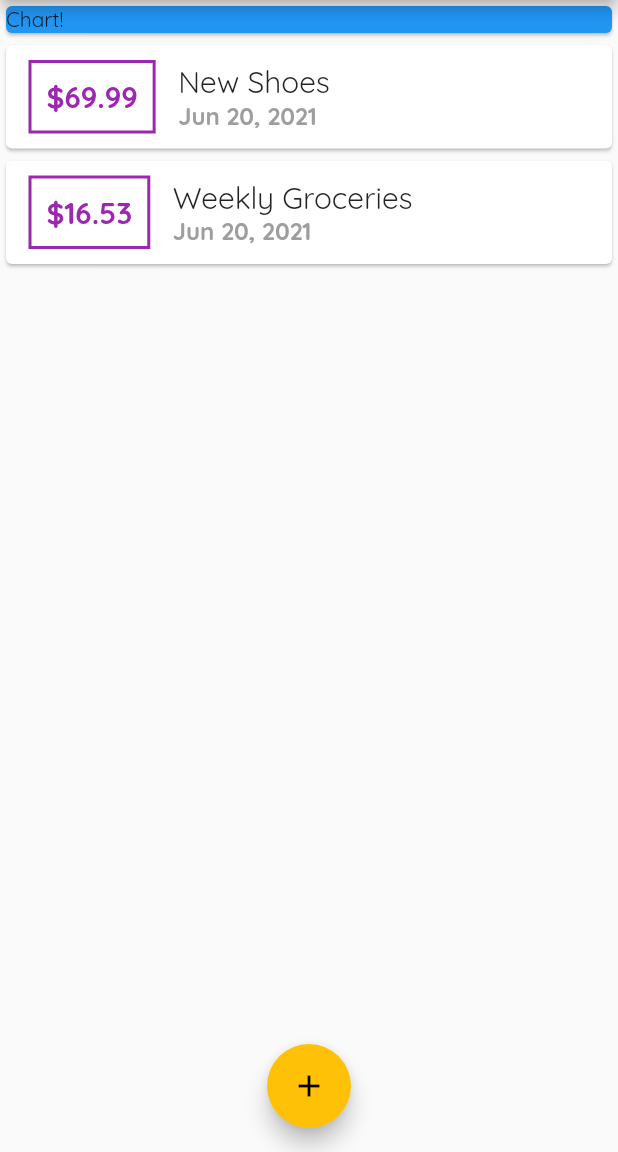
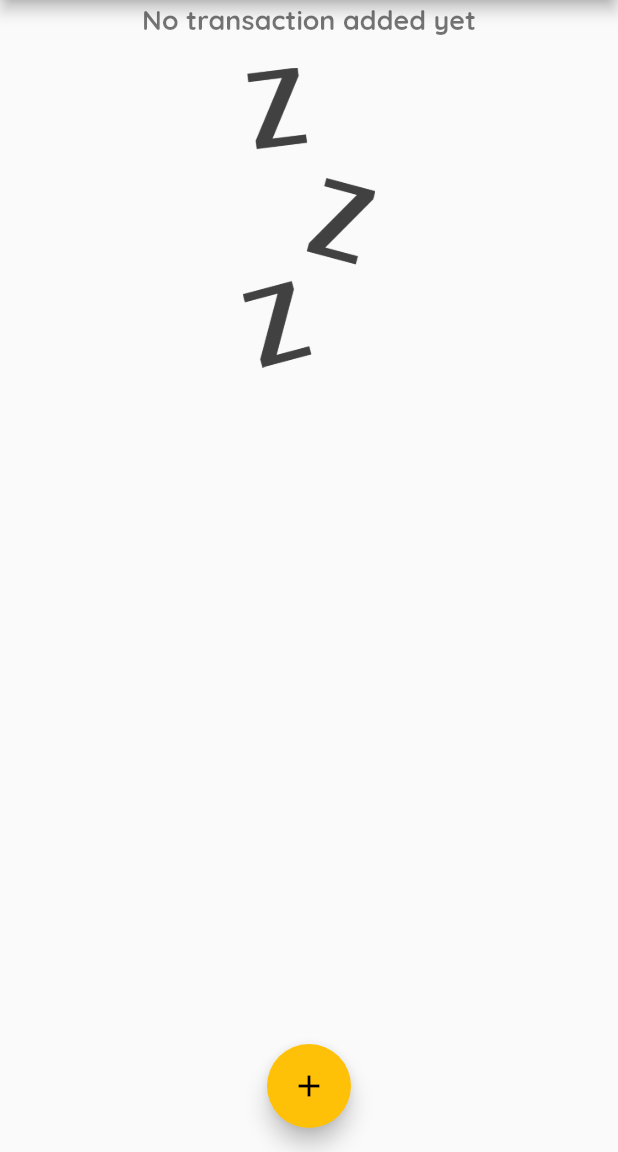
Before and after one commit to LeftTwixWand/PersonalExpences, a Flutter app: the screen it shows after launch, on a phone screen of 412 x 824 dp, the part 84-1236 px from its top. Run offline on Flutter 3.47's test engine with Material 2 defaults, Android fonts, the phone set to English and light mode, and no system bars.

Commit message:
Add image and expences calculation in chart widget

```diff
--- a/lib/main.dart
+++ b/lib/main.dart
@@ -1,4 +1,5 @@
 import 'package:flutter/material.dart';
+import './widgest/chart.dart';
 import './widgest/new_transaction.dart';
 import './widgest/transaction_list.dart';
 import './models/transaction.dart';
@@ -42,9 +43,14 @@ class MyHomePage extends StatefulWidget {
 
 class _MyHomePageState extends State<MyHomePage> {
   final List<Transaction> _userTransactions = [
-    Transaction('t1', 'New Shoes', 69.99, DateTime.now()),
-    Transaction('t2', 'Weekly Groceries', 16.53, DateTime.now()),
+    // Transaction('t1', 'New Shoes', 69.99, DateTime.now()),
+    // Transaction('t2', 'Weekly Groceries', 16.53, DateTime.now()),
   ];
+
+  List<Transaction> get _recentTransactions => _userTransactions
+      .where((item) =>
+          item.date.isAfter(DateTime.now().subtract(Duration(days: 7))))
+      .toList();
 
   void _addNewTransaction(String transactionTitle, double transactionAmount) {
     final newTransaction = Transaction(DateTime.now().toString(),
@@ -74,13 +80,7 @@ class _MyHomePageState extends State<MyHomePage> {
           child: Column(
               crossAxisAlignment: CrossAxisAlignment.stretch,
               children: <Widget>[
-                Container(
-                  width: double.infinity,
-                  child: Card(
-                    color: Colors.blue,
-                    child: Text('Chart!'),
-                  ),
-                ),
+                Chart(_recentTransactions),
                 TransactionList(_userTransactions),
               ]),
         ),
--- /dev/null
+++ b/lib/widgest/chart.dart
@@ -0,0 +1,34 @@
+import 'package:flutter/material.dart';
+import '../models/transaction.dart';
+import 'package:intl/intl.dart';
+
+class Chart extends StatelessWidget {
+  final List<Transaction> recentTransactions;
+
+  List<Map<String, Object>> get groupedTransactionValues =>
+      List.generate(7, (index) {
+        final weekDay = DateTime.now().subtract(Duration(days: index));
+        double totalSum = 0;
+
+        for (var i = 0; i < recentTransactions.length; i++) {
+          if (recentTransactions[i].date.month == weekDay.month &&
+              recentTransactions[i].date.day == weekDay.day &&
+              recentTransactions[i].date.year == weekDay.year) {
+            totalSum += recentTransactions[i].amount;
+          }
+        }
+
+        return {'day': DateFormat.E().format(weekDay), 'amount': totalSum};
+      });
+
+  Chart(this.recentTransactions);
+
+  @override
+  Widget build(BuildContext context) => Card(
+        elevation: 6,
+        margin: EdgeInsets.all(1),
+        child: Row(
+          children: [],
+        ),
+      );
+}
--- a/lib/widgest/transaction_list.dart
+++ b/lib/widgest/transaction_list.dart
@@ -10,13 +10,33 @@ class TransactionList extends StatelessWidget {
   @override
   Widget build(BuildContext context) => Container(
         height: 300,
-        child: ListView.builder(
+        child: transactions.isEmpty
+            ? Column(
+                children: <Widget>[
+                  Text(
+                    'No transaction added yet',
+                    style: Theme.of(context).textTheme.headline1,
+                  ),
+                  SizedBox(
+                    height: 20,
+                  ),
+                  Container(
+                    height: 200,
+                    child: Image.asset(
+                      'assets/images/waiting.png',
+                      fit: BoxFit.cover,
+                    ),
+                  ),
+                ],
+              )
+            : ListView.builder(
                 itemBuilder: (ctx, index) => Card(
                   child: Row(
                     children: <Widget>[
                       Container(
                         padding: EdgeInsets.all(10),
-                  margin: EdgeInsets.symmetric(vertical: 10, horizontal: 15),
+                        margin:
+                            EdgeInsets.symmetric(vertical: 10, horizontal: 15),
                         decoration: BoxDecoration(
                           border: Border.all(
                               color: Theme.of(context).primaryColor, width: 2),
--- a/pubspec.yaml
+++ b/pubspec.yaml
@@ -45,8 +45,8 @@ flutter:
   uses-material-design: true
 
   # To add assets to your application, add an assets section, like this:
-  # assets:
-  #   - images/a_dot_burr.jpeg
+  assets:
+    - assets/images/waiting.png
   #   - images/a_dot_ham.jpeg
 
   # An image asset can refer to one or more resolution-specific "variants", see
```
Also changed, not shown: assets/images/waiting.png (added). Lines whose indentation alone changed are shown as unchanged.
